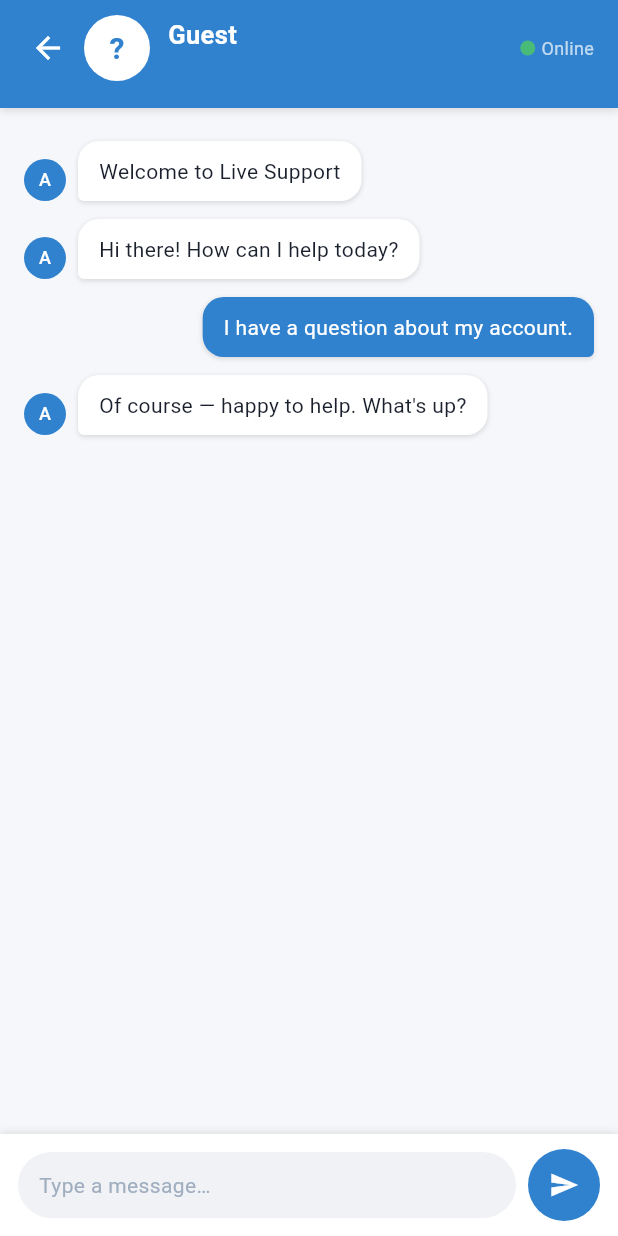
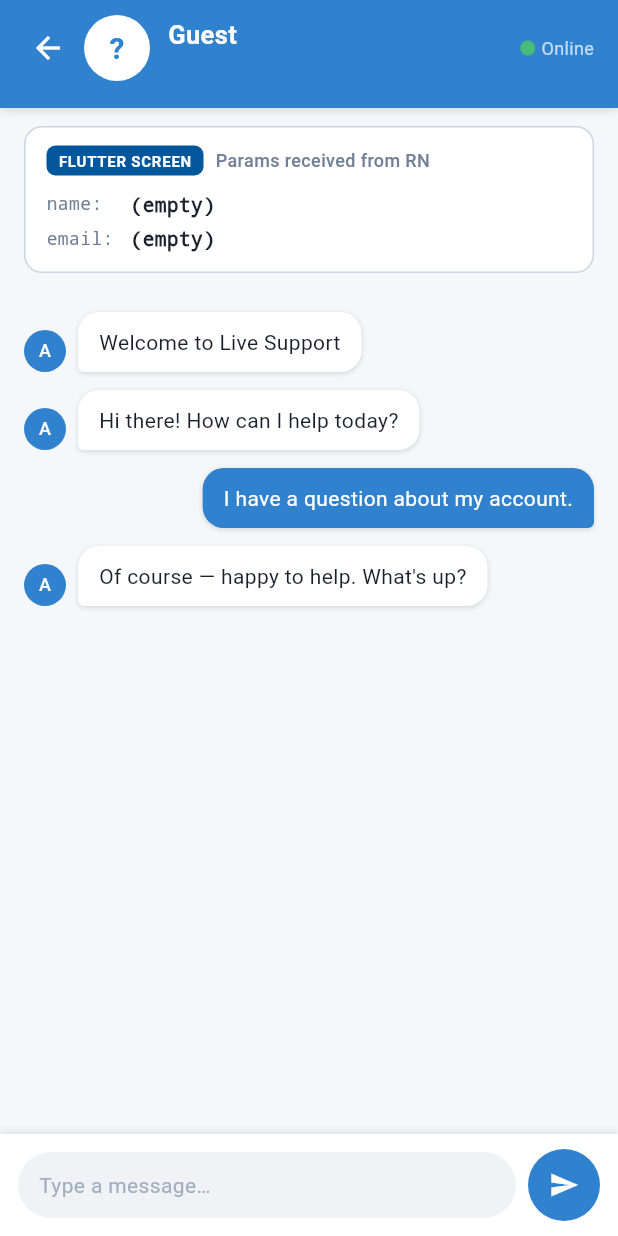
Before and after one commit to neerajj911/react-native-to-flutter, a Flutter app: the screen it shows after launch, on a phone screen of 412 x 824 dp. Run offline on Flutter 3.47's test engine with Material 3 defaults, Android fonts, the phone set to English and light mode, and no system bars.

Commit message:
Flutter screen: show received params banner

```diff
--- a/packages/flutter_sdk/lib/dashboard_screen.dart
+++ b/packages/flutter_sdk/lib/dashboard_screen.dart
@@ -45,6 +45,7 @@ class _DashboardScreenState extends State<DashboardScreen> {
         child: Column(
           children: [
             _header(initial),
+            _paramsBanner(),
             Expanded(
               child: ListView.builder(
                 padding: const EdgeInsets.all(16),
@@ -56,6 +57,86 @@ class _DashboardScreenState extends State<DashboardScreen> {
           ],
         ),
       ),
+    );
+  }
+
+  Widget _paramsBanner() {
+    return Container(
+      margin: const EdgeInsets.fromLTRB(16, 12, 16, 4),
+      padding: const EdgeInsets.symmetric(horizontal: 14, vertical: 12),
+      decoration: BoxDecoration(
+        color: Colors.white,
+        borderRadius: BorderRadius.circular(12),
+        border: Border.all(color: const Color(0xFFCBD5E0)),
+      ),
+      child: Column(
+        crossAxisAlignment: CrossAxisAlignment.start,
+        children: [
+          Row(
+            children: [
+              Container(
+                padding: const EdgeInsets.symmetric(horizontal: 8, vertical: 3),
+                decoration: BoxDecoration(
+                  color: const Color(0xFF02569B),
+                  borderRadius: BorderRadius.circular(6),
+                ),
+                child: const Text(
+                  'FLUTTER SCREEN',
+                  style: TextStyle(
+                    color: Colors.white,
+                    fontSize: 10,
+                    fontWeight: FontWeight.w700,
+                    letterSpacing: 0.5,
+                  ),
+                ),
+              ),
+              const SizedBox(width: 8),
+              const Text(
+                'Params received from RN',
+                style: TextStyle(
+                  fontSize: 12,
+                  color: Color(0xFF718096),
+                  fontWeight: FontWeight.w500,
+                ),
+              ),
+            ],
+          ),
+          const SizedBox(height: 10),
+          _paramRow('name',  _name.isEmpty ? '(empty)'  : _name),
+          const SizedBox(height: 4),
+          _paramRow('email', _email.isEmpty ? '(empty)' : _email),
+        ],
+      ),
+    );
+  }
+
+  Widget _paramRow(String key, String value) {
+    return Row(
+      crossAxisAlignment: CrossAxisAlignment.start,
+      children: [
+        SizedBox(
+          width: 56,
+          child: Text(
+            '$key:',
+            style: const TextStyle(
+              fontFamily: 'monospace',
+              fontSize: 12,
+              color: Color(0xFF718096),
+            ),
+          ),
+        ),
+        Expanded(
+          child: Text(
+            value,
+            style: const TextStyle(
+              fontFamily: 'monospace',
+              fontSize: 13,
+              color: Color(0xFF1A202C),
+              fontWeight: FontWeight.w600,
+            ),
+          ),
+        ),
+      ],
     );
   }
 
--- a/packages/flutter_sdk/pubspec.yaml
+++ b/packages/flutter_sdk/pubspec.yaml
@@ -1,6 +1,6 @@
 name: flutter_sdk
 description: Embedded Flutter module shown by the RN SDK.
-version: 0.2.4
+version: 0.2.5
 
 environment:
   sdk: ">=3.0.0 <4.0.0"
--- a/packages/react_native_sdk/package.json
+++ b/packages/react_native_sdk/package.json
@@ -1,6 +1,6 @@
 {
   "name": "rn-flutter-sdk",
-  "version": "0.2.4",
+  "version": "0.2.5",
   "description": "React Native SDK that opens an embedded Flutter screen.",
   "main": "lib/index.js",
   "types": "lib/index.d.ts",
```
